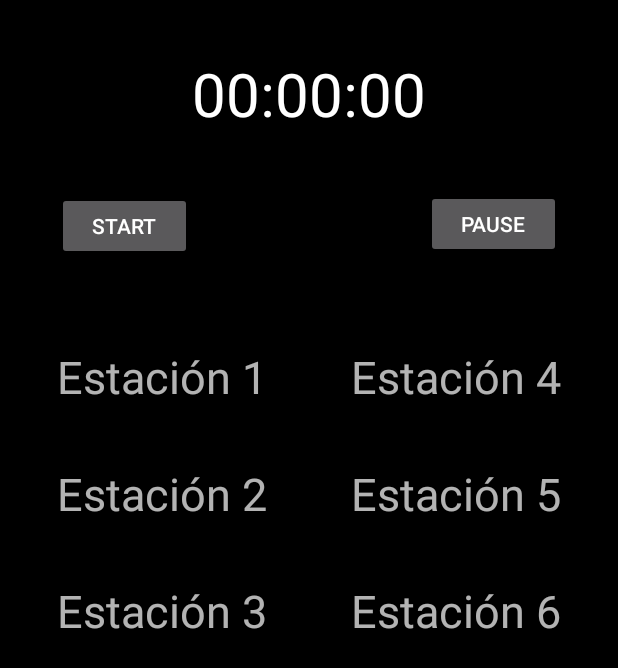
After one commit to cebenavides/Pick2Light, an Android app: the Station screen opened directly, with no data from a screen before it, on a phone screen of 412 x 824 dp. The commit adds this screen. Shown: the top 668 px of the screen. Run offline under Robolectric (Android 15) with nearby library versions, the phone set to English and light mode, and no system bars.

Commit message:
Cambié la actividad del cronómetro por una nueva
Por el momento solo tiene el contador y se simula la señal de la rasp
con el botón

```diff
--- a/app/src/main/AndroidManifest.xml
+++ b/app/src/main/AndroidManifest.xml
@@ -18,7 +18,9 @@
             </intent-filter>
         </activity>
         <activity android:name=".Data_user" />
-        <activity android:name=".crono" />
+        <activity android:name="Station"
+            android:label="Pick2Light">
+        </activity>
         <activity android:name=".Crono"></activity>
 
     </application>
--- /dev/null
+++ b/app/src/main/java/com/picking/pick2light/Station.java
@@ -0,0 +1,108 @@
+package com.picking.pick2light;
+
+import android.app.Activity;
+import android.os.Bundle;
+import android.os.Handler;
+import android.os.SystemClock;
+import android.view.View;
+import android.widget.Button;
+import android.widget.TextView;
+
+public class Station extends Activity {
+
+    private Button startButton;
+    private Button pauseButton;
+
+    private TextView timerValue;
+
+    private long startTime = 0L;
+
+    private Handler customHandler = new Handler();
+
+    long timeInMilliseconds = 0L;
+    long timeSwapBuff = 0L;
+    long updatedTime = 0L;
+    int counter = 1;
+    TextView titulo;
+    String tiempo;
+
+    @Override
+    public void onCreate(Bundle savedInstanceState) {
+        super.onCreate(savedInstanceState);
+        setContentView(R.layout.activity_station);
+
+        timerValue = (TextView) findViewById(R.id.timerValue);
+        startButton = (Button) findViewById(R.id.startButton);
+        startButton.setOnClickListener(new View.OnClickListener() {
+
+            public void onClick(View view) {
+                startTime = SystemClock.uptimeMillis();
+                customHandler.postDelayed(updateTimerThread, 0);
+
+            }
+        });
+
+        pauseButton = (Button) findViewById(R.id.pauseButton);
+
+        pauseButton.setOnClickListener(new View.OnClickListener() {
+
+            public void onClick(View view) {
+                switch (counter) {
+                    case 1:
+                        titulo = (TextView) findViewById(R.id.est1);
+                        break;
+                    case 2:
+                        titulo = (TextView) findViewById(R.id.est2);
+                        break;
+                    case 3:
+                        titulo = (TextView) findViewById(R.id.est3);
+                        break;
+                    case 4:
+                        titulo = (TextView) findViewById(R.id.est4);
+                        break;
+                    case 5:
+                        titulo = (TextView) findViewById(R.id.est5);
+                        break;
+                    case 6:
+                        titulo = (TextView) findViewById(R.id.est6);
+                        break;
+                    case 7:
+                        titulo = (TextView) findViewById(R.id.est7);
+                        break;
+                }
+                titulo.setText(tiempo);
+                counter++;
+                startTime = SystemClock.uptimeMillis();
+                timeInMilliseconds = 0L;
+                timeSwapBuff = 0L;
+                updatedTime = 0L;
+                //timeSwapBuff += timeInMilliseconds;
+                //customHandler.removeCallbacks(updateTimerThread);
+
+            }
+        });
+
+    }
+
+    private Runnable updateTimerThread = new Runnable() {
+
+        public void run() {
+
+            timeInMilliseconds = SystemClock.uptimeMillis() - startTime;
+
+            updatedTime = timeSwapBuff + timeInMilliseconds;
+
+            int secs = (int) (updatedTime / 1000);
+            int mins = secs / 60;
+            secs = secs % 60;
+            int milliseconds = (int) (updatedTime % 1000);
+            tiempo = "" + mins + ":"
+                    + String.format("%02d", secs) + ":"
+                    + String.format("%03d", milliseconds);
+            timerValue.setText(tiempo);
+            customHandler.postDelayed(this, 0);
+        }
+
+    };
+
+}
--- /dev/null
+++ b/app/src/main/res/layout/activity_station.xml
@@ -0,0 +1,101 @@
+<RelativeLayout xmlns:android="http://schemas.android.com/apk/res/android"
+    xmlns:tools="http://schemas.android.com/tools"
+    android:layout_width="match_parent"
+    android:background="#000000"
+    android:layout_height="match_parent" >
+
+    <TextView
+        android:id="@+id/timerValue"
+        android:layout_width="wrap_content"
+        android:layout_height="wrap_content"
+        android:layout_above="@+id/pauseButton"
+        android:layout_centerHorizontal="true"
+        android:layout_marginBottom="37dp"
+        android:textSize="40sp"
+        android:textColor="#ffffff"
+        android:text="@string/timerVal" />
+
+    <Button
+        android:id="@+id/startButton"
+        android:layout_width="90dp"
+        android:layout_height="45dp"
+        android:text="@string/startButtonLabel"
+        android:layout_marginTop="128dp"
+        android:layout_alignParentTop="true"
+        android:layout_toLeftOf="@+id/timerValue"
+        android:layout_toStartOf="@+id/timerValue" />
+
+    <Button
+        android:id="@+id/pauseButton"
+        android:layout_width="90dp"
+        android:layout_height="45dp"
+        android:layout_alignBaseline="@+id/startButton"
+        android:layout_alignBottom="@+id/startButton"
+        android:layout_alignParentRight="true"
+        android:layout_marginRight="38dp"
+        android:text="@string/pauseButtonLabel" />
+
+    <TextView
+        android:layout_width="wrap_content"
+        android:layout_height="wrap_content"
+        android:text="Estación 1"
+        android:id="@+id/est1"
+        android:layout_below="@+id/startButton"
+        android:layout_alignLeft="@+id/startButton"
+        android:layout_alignStart="@+id/startButton"
+        android:layout_marginTop="57dp"
+        android:textSize="30sp" />
+
+    <TextView
+        android:layout_width="wrap_content"
+        android:layout_height="wrap_content"
+        android:text="Estación 2"
+        android:id="@+id/est2"
+        android:layout_marginTop="37dp"
+        android:textSize="30sp"
+        android:layout_below="@+id/est1"
+        android:layout_alignLeft="@+id/est1"
+        android:layout_alignStart="@+id/est1" />
+
+    <TextView
+        android:layout_width="wrap_content"
+        android:layout_height="wrap_content"
+        android:text="Estación 3"
+        android:id="@+id/est3"
+        android:layout_marginTop="37dp"
+        android:textSize="30sp"
+        android:layout_below="@+id/est2"
+        android:layout_alignLeft="@+id/est2"
+        android:layout_alignStart="@+id/est2" />
+
+    <TextView
+        android:layout_width="wrap_content"
+        android:layout_height="wrap_content"
+        android:text="Estación 4"
+        android:id="@+id/est4"
+        android:textSize="30sp"
+        android:layout_alignTop="@+id/est1"
+        android:layout_alignRight="@+id/pauseButton"
+        android:layout_alignEnd="@+id/pauseButton" />
+
+    <TextView
+        android:layout_width="wrap_content"
+        android:layout_height="wrap_content"
+        android:text="Estación 5"
+        android:id="@+id/est5"
+        android:textSize="30sp"
+        android:layout_alignBottom="@+id/est2"
+        android:layout_alignRight="@+id/est4"
+        android:layout_alignEnd="@+id/est4" />
+
+    <TextView
+        android:layout_width="wrap_content"
+        android:layout_height="wrap_content"
+        android:text="Estación 6"
+        android:id="@+id/est6"
+        android:textSize="30sp"
+        android:layout_alignBottom="@+id/est3"
+        android:layout_alignRight="@+id/est5"
+        android:layout_alignEnd="@+id/est5" />
+
+</RelativeLayout>
--- a/app/src/main/res/values/strings.xml
+++ b/app/src/main/res/values/strings.xml
@@ -1,3 +1,8 @@
 <resources>
     <string name="app_name">Pick2Light</string>
+    <string name="action_settings">Settings</string>
+    <string name="hello_world">Hello world!</string>
+    <string name="timerVal">00:00:00</string>
+    <string name="pauseButtonLabel">Pause</string>
+    <string name="startButtonLabel">Start</string>
 </resources>
```
Also changed, not shown: app/src/main/java/com/picking/pick2light/Crono.java (+43 -119 lines), app/src/main/java/com/picking/pick2light/Data_user.java (+1 -6 lines), app/src/main/java/com/picking/pick2light/MySingleton.java (deleted, +0 -33 lines), app/src/main/java/com/picking/pick2light/ThreadSafeSingleton.java (deleted, +0 -16 lines), app/src/main/res/layout/activity_crono2.xml (+21 -26 lines), app/src/main/res/layout/activity_main.xml (+4 -5 lines).
